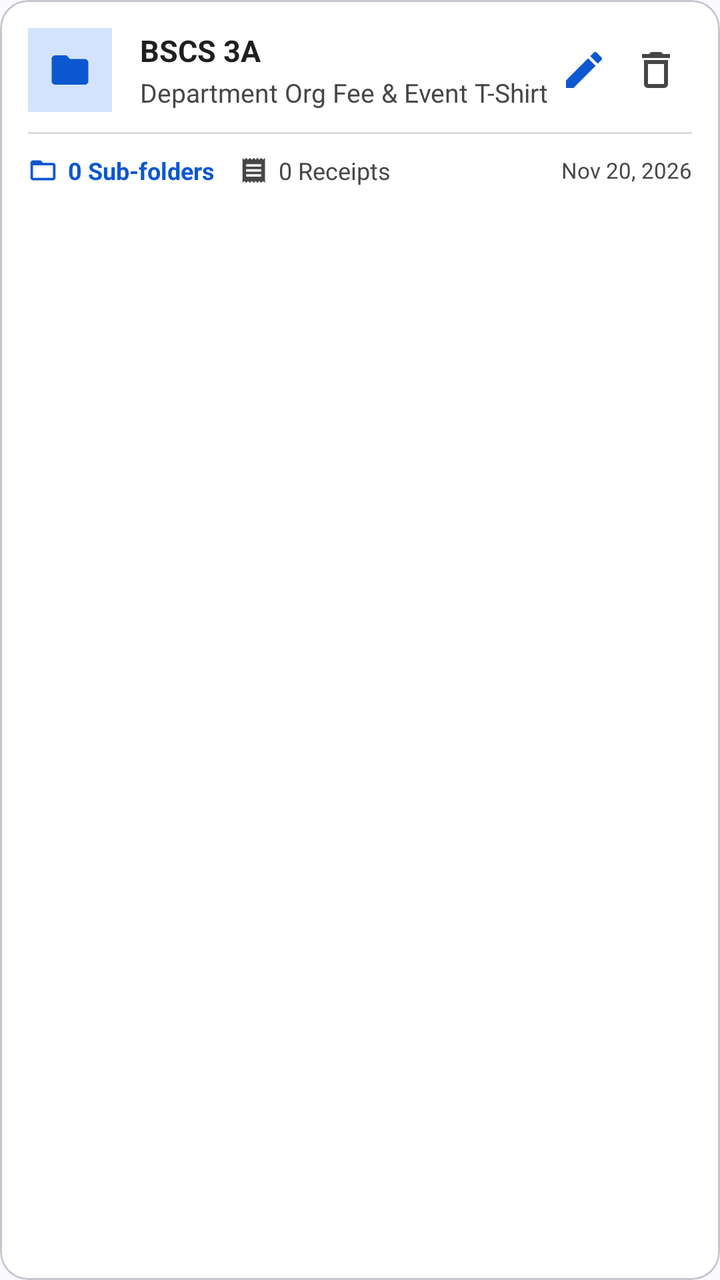
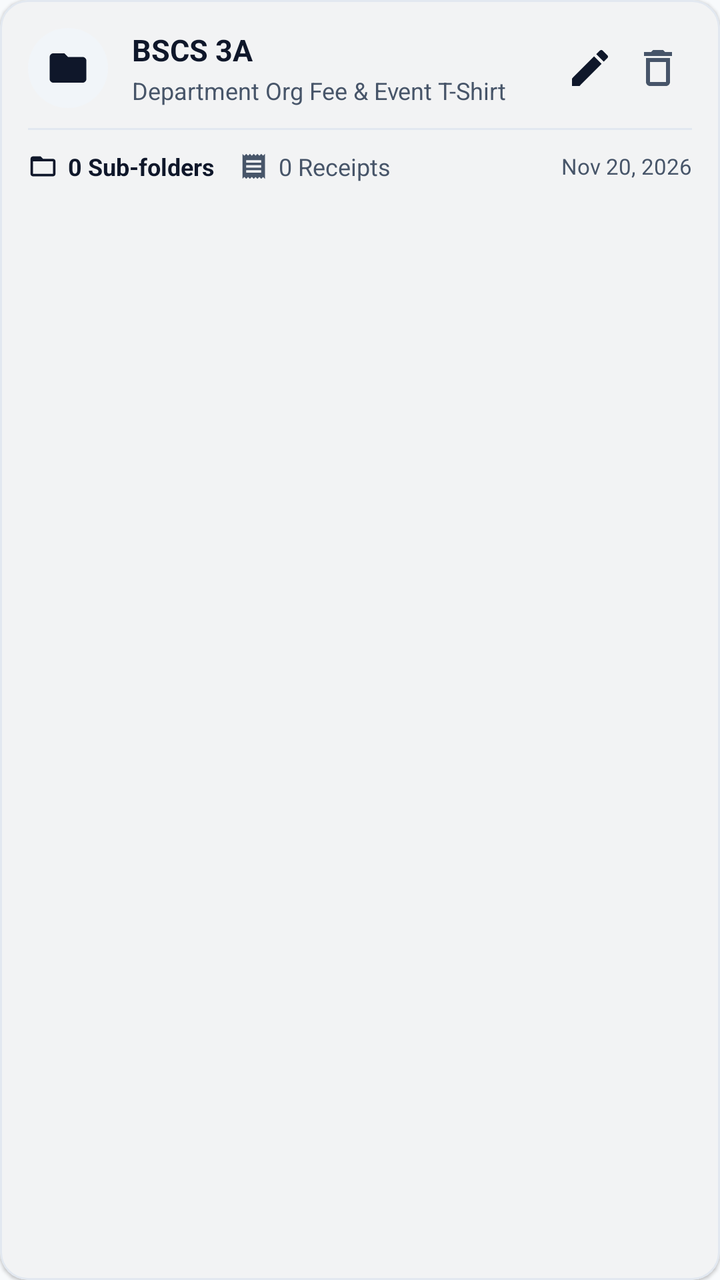

Compare the two renders of this Android layout. The source of the first and the diff that turns it into the second are given below.
<!-- AndroidManifest.xml: application theme Theme.QR_PaymentScan_Cash_N_Online -->
<!-- res/layout/item_section_folder.xml -->
<?xml version="1.0" encoding="utf-8"?>
<com.google.android.material.card.MaterialCardView xmlns:android="http://schemas.android.com/apk/res/android"
    xmlns:app="http://schemas.android.com/apk/res-auto"
    android:layout_width="match_parent"
    android:layout_height="wrap_content"
    android:layout_margin="6dp"
    android:clickable="true"
    android:focusable="true"
    app:cardBackgroundColor="@color/card_surface"
    app:cardCornerRadius="@dimen/card_corner_radius"
    app:cardElevation="0dp"
    app:strokeColor="?attr/colorOutlineVariant"
    app:strokeWidth="1dp">

    <LinearLayout
        android:layout_width="match_parent"
        android:layout_height="wrap_content"
        android:orientation="vertical"
        android:padding="@dimen/card_inner_padding">

        <LinearLayout
            android:layout_width="match_parent"
            android:layout_height="wrap_content"
            android:gravity="center_vertical"
            android:orientation="horizontal">

            <FrameLayout
                android:layout_width="42dp"
                android:layout_height="42dp"
                android:background="@color/primary_container">

                <ImageView
                    android:id="@+id/ivItemFolderIcon"
                    android:layout_width="22dp"
                    android:layout_height="22dp"
                    android:layout_gravity="center"
                    android:contentDescription="Folder Icon"
                    android:src="@drawable/ic_folder"
                    app:tint="@color/primary" />
            </FrameLayout>

            <LinearLayout
                android:layout_width="0dp"
                android:layout_height="wrap_content"
                android:layout_marginStart="14dp"
                android:layout_weight="1"
                android:orientation="vertical">

                <TextView
                    android:id="@+id/tvItemSectionName"
                    android:layout_width="wrap_content"
                    android:layout_height="wrap_content"
                    android:text="BSCS 3A"
                    android:textColor="@color/text_primary"
                    android:textSize="@dimen/card_title_size"
                    android:textStyle="bold" />

                <TextView
                    android:id="@+id/tvItemSectionDesc"
                    android:layout_width="wrap_content"
                    android:layout_height="wrap_content"
                    android:layout_marginTop="2dp"
                    android:ellipsize="end"
                    android:maxLines="1"
                    android:text="Department Org Fee &amp; Event T-Shirt"
                    android:textColor="@color/text_secondary"
                    android:textSize="13sp" />
            </LinearLayout>

            <ImageButton
                android:id="@+id/btnRenameFolderItem"
                android:layout_width="36dp"
                android:layout_height="36dp"
                android:background="?attr/selectableItemBackgroundBorderless"
                android:contentDescription="Rename Folder"
                android:padding="7dp"
                android:src="@drawable/ic_edit"
                app:tint="@color/primary" />

            <ImageButton
                android:id="@+id/btnDeleteFolderItem"
                android:layout_width="36dp"
                android:layout_height="36dp"
                android:background="?attr/selectableItemBackgroundBorderless"
                android:contentDescription="Delete Folder"
                android:padding="6dp"
                android:src="@drawable/ic_delete_outline"
                app:tint="@color/text_secondary" />
        </LinearLayout>

        <View
            android:layout_width="match_parent"
            android:layout_height="1dp"
            android:layout_marginVertical="10dp"
            android:background="@color/divider_color" />

        <LinearLayout
            android:layout_width="match_parent"
            android:layout_height="wrap_content"
            android:gravity="center_vertical"
            android:orientation="horizontal">

            <ImageView
                android:layout_width="15dp"
                android:layout_height="15dp"
                android:contentDescription="Sub-folders"
                android:src="@drawable/ic_folder_open"
                app:tint="@color/primary" />

            <TextView
                android:id="@+id/tvItemSubfolderCount"
                android:layout_width="wrap_content"
                android:layout_height="wrap_content"
                android:layout_marginStart="5dp"
                android:ellipsize="end"
                android:maxLines="1"
                android:singleLine="true"
                android:text="0 Sub-folders"
                android:textColor="@color/primary"
                android:textSize="12sp"
                android:textStyle="bold" />

            <ImageView
                android:layout_width="15dp"
                android:layout_height="15dp"
                android:layout_marginStart="12dp"
                android:contentDescription="Receipts"
                android:src="@drawable/ic_receipt"
                app:tint="@color/text_secondary" />

            <TextView
                android:id="@+id/tvItemValidCount"
                android:layout_width="0dp"
                android:layout_height="wrap_content"
                android:layout_marginStart="5dp"
                android:layout_weight="1"
                android:ellipsize="end"
                android:maxLines="1"
                android:singleLine="true"
                android:text="0 Receipts"
                android:textColor="@color/text_secondary"
                android:textSize="12sp" />

            <TextView
                android:id="@+id/tvItemCreatedDate"
                android:layout_width="wrap_content"
                android:layout_height="wrap_content"
                android:layout_marginStart="8dp"
                android:ellipsize="end"
                android:maxLines="1"
                android:singleLine="true"
                android:text="Nov 20, 2026"
                android:textColor="@color/text_secondary"
                android:textSize="11sp" />
        </LinearLayout>
    </LinearLayout>
</com.google.android.material.card.MaterialCardView>
<!-- resources referenced by this layout -->
<resources>
  <color name="card_surface">#FFFFFFFF</color>
  <color name="divider_color">#FFDADCE0</color>
  <color name="primary">#FF0B57D0</color>
  <color name="primary_container">#FFD3E3FD</color>
  <color name="text_primary">#FF1F1F1F</color>
  <color name="text_secondary">#FF444746</color>
  <dimen name="card_corner_radius">14dp</dimen>
  <dimen name="card_inner_padding">14dp</dimen>
  <dimen name="card_title_size">15sp</dimen>
  <!-- drawable ic_delete_outline (drawable) -->
  <vector xmlns:android="http://schemas.android.com/apk/res/android"
      android:width="24dp"
      android:height="24dp"
      android:viewportWidth="24"
      android:viewportHeight="24">
      <path
          android:fillColor="#FF000000"
          android:pathData="M6,19c0,1.1 0.9,2 2,2h8c1.1,0 2,-0.9 2,-2V7H6V19zM8,9h8v10H8V9zM15.5,4l-1,-1h-5l-1,1H5v2h14V4H15.5z" />
  </vector>
  <!-- drawable ic_edit (drawable) -->
  <vector xmlns:android="http://schemas.android.com/apk/res/android"
      android:width="24dp"
      android:height="24dp"
      android:viewportWidth="24"
      android:viewportHeight="24">
      <path
          android:fillColor="#000000"
          android:pathData="M3,17.25V21h3.75L17.81,9.94l-3.75,-3.75L3,17.25zM20.71,7.04c0.39,-0.39 0.39,-1.02 0,-1.41l-2.34,-2.34c-0.39,-0.39 -1.02,-0.39 -1.41,0l-1.83,1.83 3.75,3.75 1.83,-1.83z" />
  </vector>
  <!-- drawable ic_folder (drawable) -->
  <vector xmlns:android="http://schemas.android.com/apk/res/android"
      android:width="24dp"
      android:height="24dp"
      android:viewportWidth="24"
      android:viewportHeight="24">
      <path
          android:fillColor="#FF000000"
          android:pathData="M10,4H4C2.9,4 2.01,4.9 2.01,6L2,18c0,1.1 0.9,2 2,2h16c1.1,0 2,-0.9 2,-2V8c0,-1.1 -0.9,-2 -2,-2h-8L10,4z" />
  </vector>
  <!-- drawable ic_folder_open (drawable) -->
  <vector xmlns:android="http://schemas.android.com/apk/res/android"
      android:width="24dp"
      android:height="24dp"
      android:viewportWidth="24"
      android:viewportHeight="24">
      <path
          android:fillColor="#FF000000"
          android:pathData="M20,6h-8l-2,-2H4C2.9,4 2.01,4.9 2.01,6L2,18c0,1.1 0.9,2 2,2h16c1.1,0 2,-0.9 2,-2V8C22,6.9 21.1,6 20,6zM20,18H4V8h16V18z" />
  </vector>
  <!-- drawable ic_receipt (drawable) -->
  <vector xmlns:android="http://schemas.android.com/apk/res/android"
      android:width="24dp"
      android:height="24dp"
      android:viewportWidth="24"
      android:viewportHeight="24">
      <path
          android:fillColor="#FF000000"
          android:pathData="M18,17H6v-2h12V17zM18,13H6v-2h12V13zM18,9H6V7h12V9zM3,22l1.5,-1.5L6,22l1.5,-1.5L9,22l1.5,-1.5L12,22l1.5,-1.5L15,22l1.5,-1.5L18,22l1.5,-1.5L21,22V2l-1.5,1.5L18,2l-1.5,1.5L15,2l-1.5,1.5L12,2l-1.5,1.5L9,2L7.5,3.5L6,2L4.5,3.5L3,2V22z" />
  </vector>
  <style name="Theme.QR_PaymentScan_Cash_N_Online" parent="Base.Theme.QR_PaymentScan_Cash_N_Online" />
  <color name="on_primary">#FFFFFFFF</color>
  <color name="on_primary_container">#FF041E49</color>
  <color name="secondary">#FF00639B</color>
  <color name="on_secondary">#FFFFFFFF</color>
  <color name="secondary_container">#FFC2E7FF</color>
  <color name="on_secondary_container">#FF001D35</color>
  <color name="background_surface">#FFF8FAFD</color>
  <!-- unchanged entries left out for length: 1 -->
</resources>

<!-- the commit's change to res/layout/item_section_folder.xml (unified diff, before → after) -->
@@ -7,16 +7,16 @@
     android:clickable="true"
     android:focusable="true"
     app:cardBackgroundColor="@color/card_surface"
-    app:cardCornerRadius="@dimen/card_corner_radius"
-    app:cardElevation="0dp"
-    app:strokeColor="?attr/colorOutlineVariant"
+    app:cardCornerRadius="14dp"
+    app:cardElevation="1dp"
+    app:strokeColor="@color/card_stroke"
     app:strokeWidth="1dp">
 
     <LinearLayout
         android:layout_width="match_parent"
         android:layout_height="wrap_content"
         android:orientation="vertical"
-        android:padding="@dimen/card_inner_padding">
+        android:padding="14dp">
 
         <LinearLayout
             android:layout_width="match_parent"
@@ -25,9 +25,10 @@
             android:orientation="horizontal">
 
             <FrameLayout
-                android:layout_width="42dp"
-                android:layout_height="42dp"
-                android:background="@color/primary_container">
+                android:layout_width="40dp"
+                android:layout_height="40dp"
+                android:background="@drawable/bg_badge_pill"
+                android:backgroundTint="@color/surface_variant">
 
                 <ImageView
                     android:id="@+id/ivItemFolderIcon"
@@ -36,13 +37,13 @@
                     android:layout_gravity="center"
                     android:contentDescription="Folder Icon"
                     android:src="@drawable/ic_folder"
-                    app:tint="@color/primary" />
+                    app:tint="@color/brand_primary" />
             </FrameLayout>
 
             <LinearLayout
                 android:layout_width="0dp"
                 android:layout_height="wrap_content"
-                android:layout_marginStart="14dp"
+                android:layout_marginStart="12dp"
                 android:layout_weight="1"
                 android:orientation="vertical">
 
@@ -52,7 +53,7 @@
                     android:layout_height="wrap_content"
                     android:text="BSCS 3A"
                     android:textColor="@color/text_primary"
-                    android:textSize="@dimen/card_title_size"
+                    android:textSize="15sp"
                     android:textStyle="bold" />
 
                 <TextView
@@ -64,23 +65,23 @@
                     android:maxLines="1"
                     android:text="Department Org Fee &amp; Event T-Shirt"
                     android:textColor="@color/text_secondary"
-                    android:textSize="13sp" />
+                    android:textSize="12sp" />
             </LinearLayout>
 
             <ImageButton
                 android:id="@+id/btnRenameFolderItem"
-                android:layout_width="36dp"
-                android:layout_height="36dp"
+                android:layout_width="34dp"
+                android:layout_height="34dp"
                 android:background="?attr/selectableItemBackgroundBorderless"
                 android:contentDescription="Rename Folder"
-                android:padding="7dp"
+                android:padding="6dp"
                 android:src="@drawable/ic_edit"
-                app:tint="@color/primary" />
+                app:tint="@color/brand_primary" />
 
             <ImageButton
                 android:id="@+id/btnDeleteFolderItem"
-                android:layout_width="36dp"
-                android:layout_height="36dp"
+                android:layout_width="34dp"
+                android:layout_height="34dp"
                 android:background="?attr/selectableItemBackgroundBorderless"
                 android:contentDescription="Delete Folder"
                 android:padding="6dp"
@@ -105,7 +106,7 @@
                 android:layout_height="15dp"
                 android:contentDescription="Sub-folders"
                 android:src="@drawable/ic_folder_open"
-                app:tint="@color/primary" />
+                app:tint="@color/brand_primary" />
 
             <TextView
                 android:id="@+id/tvItemSubfolderCount"
@@ -113,10 +114,11 @@
                 android:layout_height="wrap_content"
                 android:layout_marginStart="5dp"
                 android:ellipsize="end"
+                android:fontFeatureSettings="tnum"
                 android:maxLines="1"
                 android:singleLine="true"
                 android:text="0 Sub-folders"
-                android:textColor="@color/primary"
+                android:textColor="@color/brand_primary"
                 android:textSize="12sp"
                 android:textStyle="bold" />
 
@@ -135,6 +137,7 @@
                 android:layout_marginStart="5dp"
                 android:layout_weight="1"
                 android:ellipsize="end"
+                android:fontFeatureSettings="tnum"
                 android:maxLines="1"
                 android:singleLine="true"
                 android:text="0 Receipts"
@@ -147,6 +150,7 @@
                 android:layout_height="wrap_content"
                 android:layout_marginStart="8dp"
                 android:ellipsize="end"
+                android:fontFeatureSettings="tnum"
                 android:maxLines="1"
                 android:singleLine="true"
                 android:text="Nov 20, 2026"
<!-- resource entries referenced after the edit -->
@@ -1,14 +1,21 @@
 <!-- resources referenced by this layout -->
 <resources>
+  <color name="brand_primary">#FF0F172A</color>
+  <color name="card_stroke">#FFE2E8F0</color>
   <color name="card_surface">#FFFFFFFF</color>
-  <color name="divider_color">#FFDADCE0</color>
-  <color name="primary">#FF0B57D0</color>
-  <color name="primary_container">#FFD3E3FD</color>
-  <color name="text_primary">#FF1F1F1F</color>
-  <color name="text_secondary">#FF444746</color>
-  <dimen name="card_corner_radius">14dp</dimen>
-  <dimen name="card_inner_padding">14dp</dimen>
-  <dimen name="card_title_size">15sp</dimen>
+  <color name="divider_color">#FFE2E8F0</color>
+  <color name="surface_variant">#FFF1F5F9</color>
+  <color name="primary">#FF0F172A</color>
+  <color name="primary_container">#FFE2E8F0</color>
+  <color name="text_primary">#FF0F172A</color>
+  <color name="text_secondary">#FF475569</color>
+  <!-- drawable bg_badge_pill (drawable) -->
+  <?xml version="1.0" encoding="utf-8"?>
+  <shape xmlns:android="http://schemas.android.com/apk/res/android"
+      android:shape="rectangle">
+      <corners android:radius="999dp" />
+      <solid android:color="@color/primary_container" />
+  </shape>
   <!-- drawable ic_delete_outline (drawable) -->
   <vector xmlns:android="http://schemas.android.com/apk/res/android"
       android:width="24dp"
@@ -61,12 +68,12 @@
   </vector>
   <style name="Theme.QR_PaymentScan_Cash_N_Online" parent="Base.Theme.QR_PaymentScan_Cash_N_Online" />
   <color name="on_primary">#FFFFFFFF</color>
-  <color name="on_primary_container">#FF041E49</color>
-  <color name="secondary">#FF00639B</color>
+  <color name="on_primary_container">#FF0F172A</color>
+  <color name="secondary">#FF334155</color>
   <color name="on_secondary">#FFFFFFFF</color>
-  <color name="secondary_container">#FFC2E7FF</color>
-  <color name="on_secondary_container">#FF001D35</color>
-  <color name="background_surface">#FFF8FAFD</color>
+  <color name="secondary_container">#FFF1F5F9</color>
+  <color name="on_secondary_container">#FF0F172A</color>
+  <color name="background_surface">#FFF8FAFC</color>
   <!-- unchanged entries left out for length: 1 -->
 </resources>
 
